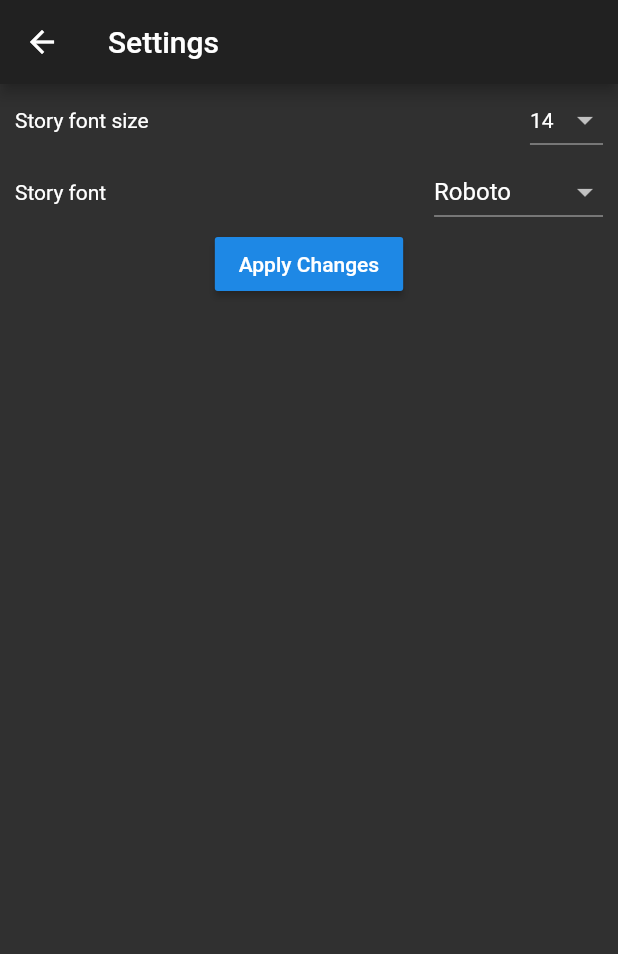
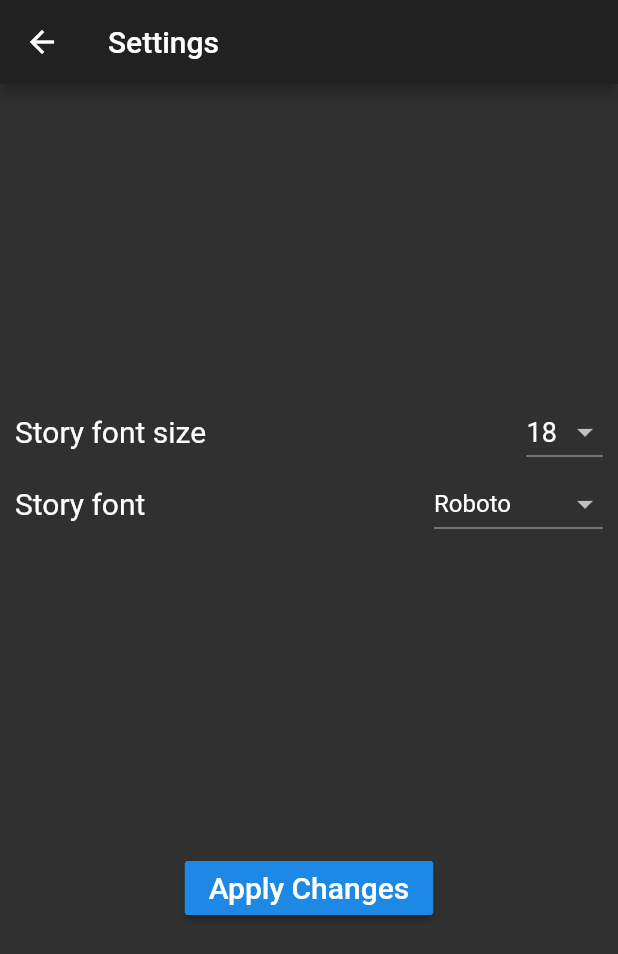
Before and after one commit to saileshbro/Your-Destiny, a Flutter app: the screen it shows after launch, after a tap on the "settings" icon, on a phone screen of 412 x 824 dp. Shown: the top 954 px of the screen. Run offline on Flutter 3.47's test engine with Material 2 defaults, Android fonts, the phone set to English and light mode, and no system bars; our stand-ins replace easy_localization, shared_preferences, splashscreen.

Commit message:
Added comments and tweaks.

```diff
--- a/lib/font_manager.dart
+++ b/lib/font_manager.dart
@@ -1,6 +1,7 @@
 /* This is a helper class that enables dynamic font changes throughout the
 * entire app. Stateful widget enables us to do the actual changes which are
-* then transferred to all the widgets that can access the inherited widget.
+* then transferred to all the widgets that can access the inherited widget
+* (which is immutable by default).
 *                                                           - by Tragikomedes*/
 
 import 'package:flutter/cupertino.dart';
@@ -18,7 +19,7 @@ class FontManager extends StatefulWidget {
 }
 
 class _FontManagerState extends State<FontManager> {
-  int fontSize = 14;
+  int fontSize = 18;
   String font = "Roboto";
 
   @override
--- a/lib/preferences.dart
+++ b/lib/preferences.dart
@@ -9,7 +9,7 @@ class Preferences {
 
   static Future<Map<String, dynamic>> loadFont() async {
     var prefs = await SharedPreferences.getInstance();
-    int fontSize = prefs.getInt('fontSize') ?? 14;
+    int fontSize = prefs.getInt('fontSize') ?? 18;
     String font = prefs.getString('font') ?? 'Roboto';
     return {'fontSize': fontSize, 'font': font};
   }
--- a/lib/settings_page.dart
+++ b/lib/settings_page.dart
@@ -1,11 +1,14 @@
 /* This is a settings page that currently focuses on changing font properties.
+   Preserving the settings for later use is handled by Preferences class which
+   utilizes Shared Preferences. Accessing the settings by other widgets is
+   achieved by using InheritedWidget created by FontManager when settings
+   change.
 *                                                           - by Tragikomedes*/
 
 import 'package:flutter/cupertino.dart';
 import 'package:flutter/material.dart';
 import 'package:easy_localization/easy_localization.dart';
 import 'package:flutter_buddies_destini/preferences.dart';
-
 import 'font_manager.dart';
 
 class SettingsPage extends StatefulWidget {
@@ -14,7 +17,7 @@ class SettingsPage extends StatefulWidget {
 }
 
 class _SettingsPageState extends State<SettingsPage> {
-  final List<int> _fontSizes = [8, 10, 12, 14, 16, 18, 20, 22];
+  final List<int> _fontSizes = [12, 14, 16, 18, 20, 22, 24];
   final List<String> _fonts = ['Roboto', 'Lato', 'Montserrat', 'Pacifico'];
 
   int _selectedFontSize;
@@ -22,7 +25,7 @@ class _SettingsPageState extends State<SettingsPage> {
 
   @override
   void initState() {
-    _selectedFontSize = 14;
+    _selectedFontSize = 18;
     _selectedFont = 'Roboto';
     super.initState();
     // This is the best way I know to access context in initState
@@ -42,9 +45,11 @@ class _SettingsPageState extends State<SettingsPage> {
         padding: const EdgeInsets.symmetric(horizontal: 10.0),
         child: Column(
           children: [
+            Spacer(),
+            // Font size changing
             Row(
               children: [
-                Text('Story font size'),
+                Text('Story font size', style: TextStyle(fontSize: 20),),
                 Spacer(),
                 DropdownButton(
                   value: _selectedFontSize,
@@ -56,9 +61,10 @@ class _SettingsPageState extends State<SettingsPage> {
                   items: _fontSizes.map((size) => DropdownMenuItem(value: size, child: Text(size.toString(), style: TextStyle(fontSize: size.toDouble()),))).toList(),)
               ],
             ),
+            // Font family changing
             Row(
               children: [
-                Text('Story font'),
+                Text('Story font', style: TextStyle(fontSize: 20),),
                 Spacer(),
                 DropdownButton(
                   value: _selectedFont,
@@ -70,11 +76,14 @@ class _SettingsPageState extends State<SettingsPage> {
                   items: _fonts.map((font) => DropdownMenuItem(value: font, child: Text(font, style: TextStyle(fontFamily: font),))).toList(),)
               ],
             ),
+            Spacer(),
             RaisedButton(onPressed: () {
               // Changing current font settings and saving them for future use
               InheritedFont.of(context).changeStyle(_selectedFontSize, _selectedFont);
               Preferences.saveFont(_selectedFontSize, _selectedFont);
-            }, child: Text('Apply Changes'),),
+              Navigator.pop(context);
+            }, child: Text('Apply Changes', style: TextStyle(fontSize: 20),),),
+            Spacer(),
           ],
         ),
       ),
```
